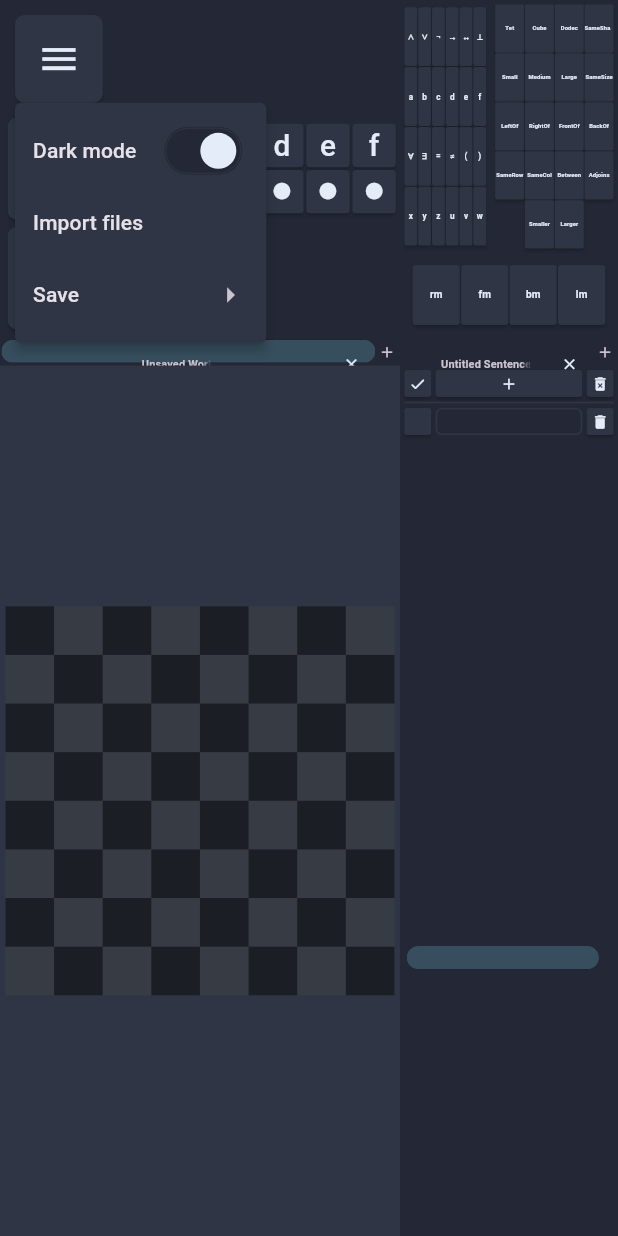
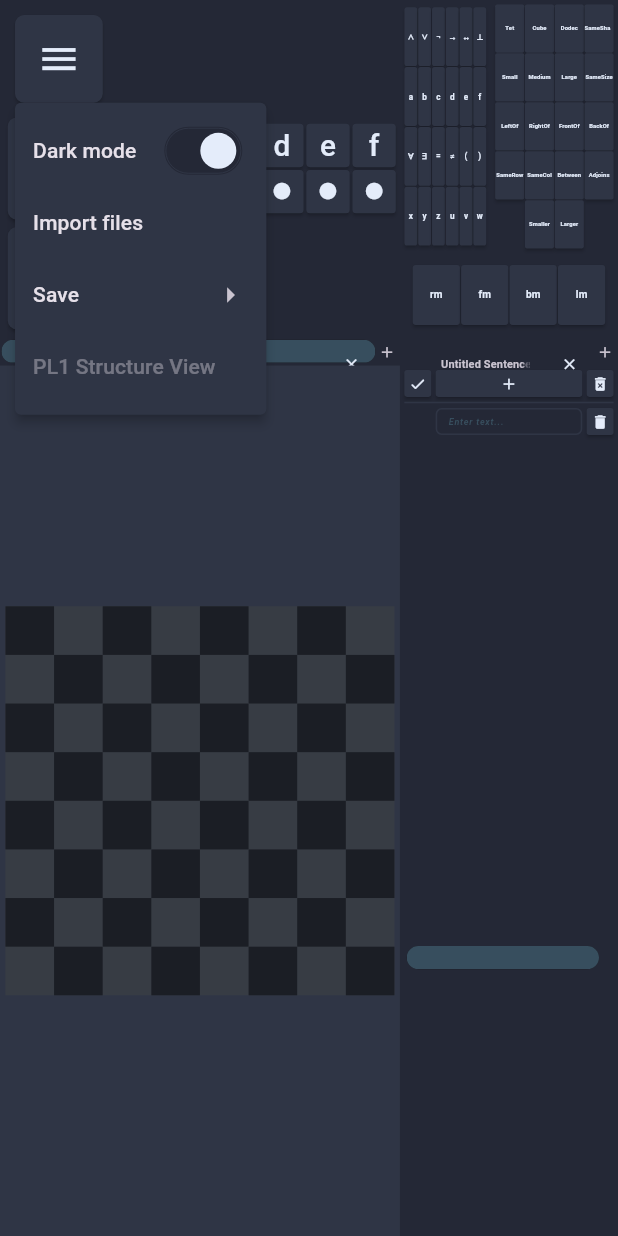
Before and after one commit to Combifightet/bivalenz_world_web, a Flutter app: the screen it shows after launch, after a tap on the "menu" icon, on a phone screen of 412 x 824 dp. Run offline on Flutter 3.47's test engine with Material 3 defaults, Android fonts, the light colour scheme and no system bars; our stand-ins replace file_picker; missing offline and left inert: dart:html, logic_expr_tree.

Commit message:
implemented file downloading + no longer parsing empty text

```diff
--- a/lib/function_buttons.dart
+++ b/lib/function_buttons.dart
@@ -41,7 +41,6 @@ class _FunctionButtonsState extends State<FunctionButtons> {
                         baseOffset: offset,
                         extentOffset: offset
                       );
-                      // TODO: fix one frame long flicker ???
                       Future.microtask(() {
                         activeTextField!.requestFocus();
                         SchedulerBinding.instance.addPostFrameCallback((_) {
@@ -53,6 +52,7 @@ class _FunctionButtonsState extends State<FunctionButtons> {
                       });
                     }
                   });
+                  folScentenceKey.currentState!.refresh();
                 },
                 style: ButtonStyle(
                   padding: const WidgetStatePropertyAll(EdgeInsets.zero),
--- a/lib/logic_sentences.dart
+++ b/lib/logic_sentences.dart
@@ -40,6 +40,7 @@ class LogicSentencesState extends State<LogicSentences> {
                           child: ElevatedButton(
                               onPressed: () {
                                 for (int i=0; i<folSentences[folSentenceIndex].length; i++) {
+                                  if (folSentences[folSentenceIndex][i].controller.text.replaceAll(' ', '').isNotEmpty) {
                                     ExpressionParser p = ExpressionParser();
                                     ExpressionTree tree = p.parse(folSentences[folSentenceIndex][i].controller.text);
                                     // ignore: prefer_typing_uninitialized_variables
@@ -58,6 +59,7 @@ class LogicSentencesState extends State<LogicSentences> {
                                         folSentences[folSentenceIndex][i].result = null;
                                       }
                                     });
+                                  }
                                 }
                               },
                               style: ButtonStyle(
@@ -160,7 +162,7 @@ class LogicSentencesState extends State<LogicSentences> {
                           AspectRatio(
                             aspectRatio: 1,
                             child: ElevatedButton(
-                              onPressed: () {
+                              onPressed: folSentences[folSentenceIndex][index].controller.text.replaceAll(' ', '').isEmpty?null:() {
                                 ExpressionParser p = ExpressionParser();
                                 print('verbose: $kDebugMode');
                                 if (kDebugMode) {
@@ -219,6 +221,16 @@ class LogicSentencesState extends State<LogicSentences> {
                                   focusNode: focusNode,
                                   controller: folSentences[folSentenceIndex][index].controller,
                                   decoration: InputDecoration(
+                                    hintText: 'Enter text...',
+                                    hintStyle: TextStyle(
+                                      fontSize: 16*uiScale,
+                                      fontStyle: FontStyle.italic,
+                                      fontWeight: FontWeight.bold,
+                                      color: Color.alphaBlend(
+                                        Theme.of(context).elevatedButtonTheme.style!.overlayColor!.resolve({WidgetState.pressed})!,
+                                        Theme.of(context).elevatedButtonTheme.style!.backgroundColor!.resolve({WidgetState.pressed})!
+                                      ),
+                                    ),
                                     contentPadding: EdgeInsets.symmetric(horizontal: 12*uiScale, vertical: 4*uiScale),
                                     border: OutlineInputBorder(
                                       borderRadius: BorderRadius.circular(5*uiScale),
@@ -227,6 +239,7 @@ class LogicSentencesState extends State<LogicSentences> {
                                   style: TextStyle(
                                     fontSize: 16*uiScale,
                                   ),
+                                  onChanged: (_) => setState(() {}),
                                   onTap: () {
                                     activeController=folSentences[folSentenceIndex][index].controller;
                                     activeTextField =focusNode;
--- a/lib/operator_buttons.dart
+++ b/lib/operator_buttons.dart
@@ -48,7 +48,6 @@ class _OperatorButtonsState extends State<OperatorButtons> {
                         if (activeController!=null) {
                           int offset = min(activeController!.selection.baseOffset, activeController!.selection.extentOffset)+strings[i][j].length;
                           activeController!.text = activeController!.selection.textBefore(activeController!.text)+strings[i][j]+activeController!.selection.textAfter(activeController!.text);
-                          // TODO: fix one frame long flicker ???
                           Future.microtask(() {
                             activeTextField!.requestFocus();
                             SchedulerBinding.instance.addPostFrameCallback((_) {
@@ -60,6 +59,7 @@ class _OperatorButtonsState extends State<OperatorButtons> {
                           });
                         }
                       });
+                      folScentenceKey.currentState!.refresh();
                     },
                     style: ButtonStyle(
                       padding: const WidgetStatePropertyAll(EdgeInsets.zero),
--- a/lib/predicate_buttons.dart
+++ b/lib/predicate_buttons.dart
@@ -58,7 +58,6 @@ class _PredicateButtonsState extends State<PredicateButtons> {
                               baseOffset: offset,
                               extentOffset: offset
                             );
-                            // TODO: fix one frame long flicker ???
                             Future.microtask(() {
                               activeTextField!.requestFocus();
                               SchedulerBinding.instance.addPostFrameCallback((_) {
@@ -70,6 +69,7 @@ class _PredicateButtonsState extends State<PredicateButtons> {
                             });
                           }
                         });
+                        folScentenceKey.currentState!.refresh();
                       },
                       style: ButtonStyle(
                         padding: const WidgetStatePropertyAll(EdgeInsets.zero),
--- a/lib/rotate_file_manager.dart
+++ b/lib/rotate_file_manager.dart
@@ -1,6 +1,9 @@
 import 'package:file_picker/file_picker.dart';
 import 'package:flutter/foundation.dart';
 import 'package:flutter/material.dart';
+// this will only be used if <kIsWeb==true>
+// ignore: avoid_web_libraries_in_flutter
+import 'dart:html' as html;
 import 'dart:convert';
 import 'dart:math';
 
@@ -113,6 +116,16 @@ class _RotateFileManagerState extends State<RotateFileManager> {
     }
   }
 
+  void _download(String name, String data) {
+    assert(kIsWeb);
+    var blob = html.Blob([data], 'text/json', 'native');
+
+    // ignore: unused_local_variable
+    var anchorElement = html.AnchorElement(
+        href: html.Url.createObjectUrlFromBlob(blob).toString(),
+    )..setAttribute("download", name)..click();
+  }
+
   @override
   Widget build(BuildContext context) {
     return LayoutBuilder(
@@ -149,69 +162,19 @@ class _RotateFileManagerState extends State<RotateFileManager> {
                         child: Icon(Icons.menu_outlined,
                           size: 24*uiScale,
                         )
-
-                        // onPressed: () {
-                        //   showMenu(
-                        //     context: context,
-                        //     position: RelativeRect.fromLTRB(constraints.maxWidth, 0, constraints.maxWidth+100*uiScale, 100*uiScale),
-                        //     items: [
-                        //       PopupMenuItem(
-                        //         child: ValueListenableBuilder(
-                        //           valueListenable: themeMode,
-                        //           builder: (BuildContext context, ThemeMode value, Widget? child) {
-                        //             return SwitchListTile(
-                        //               value: value==ThemeMode.dark,
-                        //               title: Text('dark mode'),
-                        //               onChanged: null,
-                        //             );
-                        //           }
-                        //         ),
-                        //         onTap: () {
-                        //           setState(() {
-                        //             if (themeMode.value==ThemeMode.dark) {
-                        //               themeMode.value = ThemeMode.light;
-                        //             } else {
-                        //               themeMode.value = ThemeMode.dark;
-                        //             }
-                        //           });
-                        //         },
-                        //       ),
-                        //       PopupMenuItem(
-                        //         child: Text('Import files'),
-                        //         onTap: () {
-                        //           _importFile();
-                        //         },
-                        //       ),
-                        //       PopupMenuItem(
-                        //         child: SubmenuButton(
-                        //           menuChildren: [
-                        //             MenuItemButton(
-                        //               onPressed: () {},
-                        //               child: Text('Save World'),
-                        //             ),
-                        //             MenuItemButton(
-                        //               onPressed: () {},
-                        //               child: Text('Save World As...'),
-                        //             ),
-                        //             MenuItemButton(
-                        //               onPressed: () {},
-                        //               child: Text('Save Sentences'),
-                        //             ),
-                        //             MenuItemButton(
-                        //               onPressed: () {},
-                        //               child: Text('Save Sentences As...'),
-                        //             ),
-                        //           ],
-                        //           child: Text(kIsWeb?'Download':'Save')
-                        //         )
-                        //       )
-                        //     ]
-                        //   );
-                        // },
                       );
                     },
                     menuChildren: [
                       MenuItemButton(
+                        onPressed: () {
+                          setState(() {
+                            if (themeMode.value==ThemeMode.dark) {
+                              themeMode.value = ThemeMode.light;
+                            } else {
+                              themeMode.value = ThemeMode.dark;
+                            }
+                          });
+                        },
                         child: Row(
                           mainAxisAlignment: MainAxisAlignment.spaceBetween,
                           children: [
@@ -225,40 +188,52 @@ class _RotateFileManagerState extends State<RotateFileManager> {
                             )
                           ],
                         ),
-                        onPressed: () {
-                          setState(() {
-                            if (themeMode.value==ThemeMode.dark) {
-                              themeMode.value = ThemeMode.light;
-                            } else {
-                              themeMode.value = ThemeMode.dark;
-                            }
-                          });
-                        },
                       ),
                       MenuItemButton(
+                        onPressed: () => _importFile(),
                         child: Text('Import files'),
-                        onPressed: () => _importFile(),
                       ),
                       SubmenuButton(
-                        menuChildren: [
+                        menuChildren: kIsWeb
+                          ? [
                             MenuItemButton(
-                            onPressed: () {},
+                              onPressed: () => _download(
+                                folWorldNames[folWorldIndex]!=null?'${folWorldNames[folWorldIndex]!.name}.wld':'Unsaved World.wld',
+                                folWorlds[folWorldIndex].toString(),
+                              ),
+                              child: Text('Download World'),
+                            ),
+                            MenuItemButton(
+                              onPressed: () => _download(
+                                folSentenceNames[folSentenceIndex]!=null?'${folSentenceNames[folWorldIndex]!.name}.sen':'Untitled Sentences.sen',
+                                folSentences[folSentenceIndex].toString(),
+                              ),
+                              child: Text('Download Sentences'),
+                            ),
+                          ]
+                          : [
+                            MenuItemButton(
+                              onPressed: () => UnimplementedError(),  // TODO: implement these methods
                               child: Text('Save World'),
                             ),
                             MenuItemButton(
-                            onPressed: () {},
+                              onPressed: () => UnimplementedError(),  // TODO: implement these methods
                               child: Text('Save World As...'),
                             ),
                             MenuItemButton(
-                            onPressed: () {},
+                              onPressed: () => UnimplementedError(),  // TODO: implement these methods
                               child: Text('Save Sentences'),
                             ),
                             MenuItemButton(
-                            onPressed: () {},
+                              onPressed: () => UnimplementedError(),  // TODO: implement these methods
                               child: Text('Save Sentences As...'),
                             ),
                           ],
                         child: Text(kIsWeb?'Download':'Save')
+                      ),
+                      MenuItemButton(
+                        onPressed: null,
+                        child: Text('PL1 Structure View'),
                       ),
                     ],
                   ),
--- a/lib/theme.dart
+++ b/lib/theme.dart
@@ -202,6 +202,9 @@ class SentenceTile{
     this.result,
     required this.controller,
   });
+
+  @override
+  String toString() => '"${controller.text}"';
 }
 
 class FileData{
```
Lines whose indentation alone changed are shown as unchanged.
